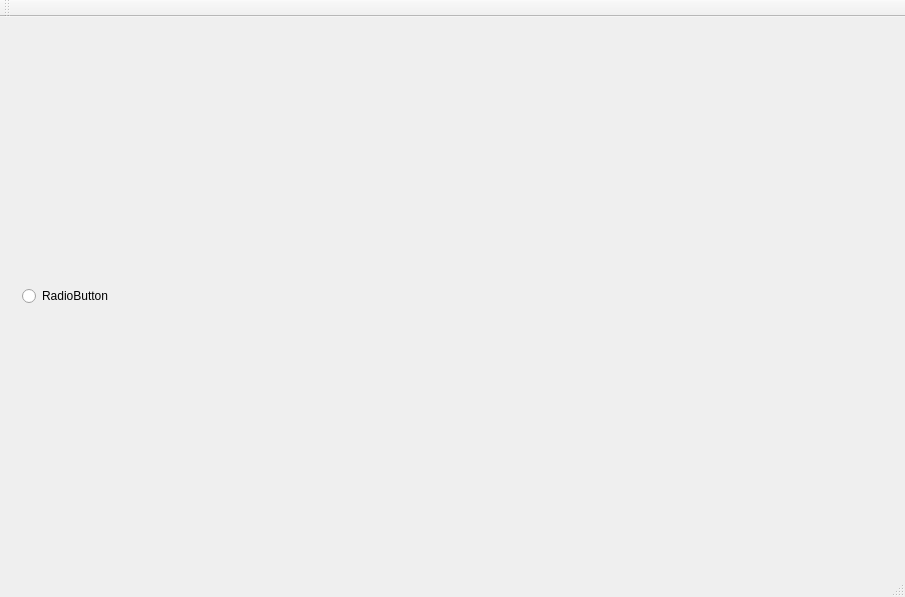
This is Qt_/Aplikacja_graficzna/MainWindow.ui in MichalMachura/MMWD as Qt 5 draws it before an edit. The edited form follows.
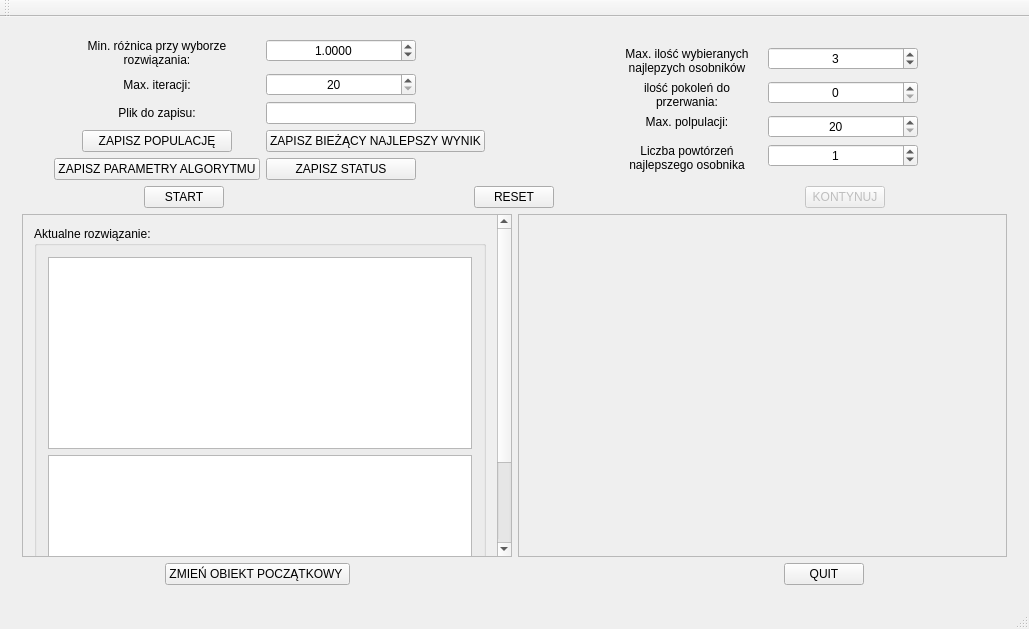
This is the edited form. The open tabs and pages were chosen to show the change.

Patch:
```diff
--- a/Qt_/Aplikacja_graficzna/MainWindow.ui
+++ b/Qt_/Aplikacja_graficzna/MainWindow.ui
@@ -6,17 +6,17 @@
    <rect>
     <x>0</x>
     <y>0</y>
-    <width>905</width>
-    <height>597</height>
+    <width>1029</width>
+    <height>629</height>
    </rect>
   </property>
   <property name="windowTitle">
    <string>MainWindow</string>
   </property>
   <widget class="QWidget" name="centralWidget">
-   <layout class="QVBoxLayout" name="verticalLayout_10">
+   <layout class="QVBoxLayout" name="verticalLayout_9">
     <item>
-     <widget class="QStackedWidget" name="stackedWidget">
+     <widget class="QStackedWidget" name="zmianaOkna">
       <property name="currentIndex">
        <number>0</number>
       </property>
@@ -811,11 +811,725 @@
       <widget class="QWidget" name="page_2">
        <layout class="QVBoxLayout" name="verticalLayout_12">
         <item>
-         <widget class="QRadioButton" name="radioButton">
-          <property name="text">
-           <string>RadioButton</string>
-          </property>
-         </widget>
+         <layout class="QHBoxLayout" name="horizontalLayout_6">
+          <item>
+           <layout class="QFormLayout" name="formLayout_7">
+            <property name="sizeConstraint">
+             <enum>QLayout::SetDefaultConstraint</enum>
+            </property>
+            <property name="fieldGrowthPolicy">
+             <enum>QFormLayout::AllNonFixedFieldsGrow</enum>
+            </property>
+            <property name="rowWrapPolicy">
+             <enum>QFormLayout::WrapLongRows</enum>
+            </property>
+            <property name="labelAlignment">
+             <set>Qt::AlignCenter</set>
+            </property>
+            <property name="formAlignment">
+             <set>Qt::AlignCenter</set>
+            </property>
+            <item row="0" column="0">
+             <widget class="QLabel" name="label_10">
+              <property name="sizePolicy">
+               <sizepolicy hsizetype="Maximum" vsizetype="Preferred">
+                <horstretch>0</horstretch>
+                <verstretch>0</verstretch>
+               </sizepolicy>
+              </property>
+              <property name="minimumSize">
+               <size>
+                <width>150</width>
+                <height>0</height>
+               </size>
+              </property>
+              <property name="text">
+               <string>Min. różnica przy wyborze rozwiązania:</string>
+              </property>
+              <property name="alignment">
+               <set>Qt::AlignCenter</set>
+              </property>
+              <property name="wordWrap">
+               <bool>true</bool>
+              </property>
+             </widget>
+            </item>
+            <item row="0" column="1">
+             <widget class="QDoubleSpinBox" name="minDiff">
+              <property name="sizePolicy">
+               <sizepolicy hsizetype="Maximum" vsizetype="Fixed">
+                <horstretch>0</horstretch>
+                <verstretch>0</verstretch>
+               </sizepolicy>
+              </property>
+              <property name="minimumSize">
+               <size>
+                <width>150</width>
+                <height>0</height>
+               </size>
+              </property>
+              <property name="alignment">
+               <set>Qt::AlignCenter</set>
+              </property>
+              <property name="decimals">
+               <number>4</number>
+              </property>
+              <property name="singleStep">
+               <double>0.010000000000000</double>
+              </property>
+              <property name="value">
+               <double>1.000000000000000</double>
+              </property>
+             </widget>
+            </item>
+            <item row="1" column="0">
+             <widget class="QLabel" name="label_13">
+              <property name="sizePolicy">
+               <sizepolicy hsizetype="Maximum" vsizetype="Preferred">
+                <horstretch>0</horstretch>
+                <verstretch>0</verstretch>
+               </sizepolicy>
+              </property>
+              <property name="minimumSize">
+               <size>
+                <width>150</width>
+                <height>0</height>
+               </size>
+              </property>
+              <property name="text">
+               <string>Max. iteracji:</string>
+              </property>
+              <property name="alignment">
+               <set>Qt::AlignCenter</set>
+              </property>
+              <property name="wordWrap">
+               <bool>true</bool>
+              </property>
+             </widget>
+            </item>
+            <item row="1" column="1">
+             <widget class="QSpinBox" name="maxIter">
+              <property name="sizePolicy">
+               <sizepolicy hsizetype="Maximum" vsizetype="Fixed">
+                <horstretch>0</horstretch>
+                <verstretch>0</verstretch>
+               </sizepolicy>
+              </property>
+              <property name="minimumSize">
+               <size>
+                <width>150</width>
+                <height>0</height>
+               </size>
+              </property>
+              <property name="alignment">
+               <set>Qt::AlignCenter</set>
+              </property>
+              <property name="minimum">
+               <number>20</number>
+              </property>
+              <property name="maximum">
+               <number>3000</number>
+              </property>
+             </widget>
+            </item>
+            <item row="2" column="0">
+             <widget class="QLabel" name="label_14">
+              <property name="sizePolicy">
+               <sizepolicy hsizetype="Maximum" vsizetype="Preferred">
+                <horstretch>0</horstretch>
+                <verstretch>0</verstretch>
+               </sizepolicy>
+              </property>
+              <property name="minimumSize">
+               <size>
+                <width>150</width>
+                <height>0</height>
+               </size>
+              </property>
+              <property name="text">
+               <string>Plik do zapisu:</string>
+              </property>
+              <property name="alignment">
+               <set>Qt::AlignCenter</set>
+              </property>
+              <property name="wordWrap">
+               <bool>true</bool>
+              </property>
+             </widget>
+            </item>
+            <item row="2" column="1">
+             <widget class="QLineEdit" name="file">
+              <property name="sizePolicy">
+               <sizepolicy hsizetype="Maximum" vsizetype="Fixed">
+                <horstretch>0</horstretch>
+                <verstretch>0</verstretch>
+               </sizepolicy>
+              </property>
+              <property name="minimumSize">
+               <size>
+                <width>150</width>
+                <height>0</height>
+               </size>
+              </property>
+              <property name="alignment">
+               <set>Qt::AlignCenter</set>
+              </property>
+             </widget>
+            </item>
+            <item row="3" column="0">
+             <widget class="QPushButton" name="savePopulation">
+              <property name="sizePolicy">
+               <sizepolicy hsizetype="Maximum" vsizetype="Fixed">
+                <horstretch>0</horstretch>
+                <verstretch>0</verstretch>
+               </sizepolicy>
+              </property>
+              <property name="minimumSize">
+               <size>
+                <width>150</width>
+                <height>0</height>
+               </size>
+              </property>
+              <property name="toolTipDuration">
+               <number>-4</number>
+              </property>
+              <property name="layoutDirection">
+               <enum>Qt::LeftToRight</enum>
+              </property>
+              <property name="autoFillBackground">
+               <bool>false</bool>
+              </property>
+              <property name="text">
+               <string>ZAPISZ POPULACJĘ</string>
+              </property>
+             </widget>
+            </item>
+            <item row="3" column="1">
+             <widget class="QPushButton" name="saveBest">
+              <property name="sizePolicy">
+               <sizepolicy hsizetype="Maximum" vsizetype="Fixed">
+                <horstretch>0</horstretch>
+                <verstretch>0</verstretch>
+               </sizepolicy>
+              </property>
+              <property name="minimumSize">
+               <size>
+                <width>150</width>
+                <height>0</height>
+               </size>
+              </property>
+              <property name="toolTipDuration">
+               <number>-4</number>
+              </property>
+              <property name="text">
+               <string>ZAPISZ BIEŻĄCY NAJLEPSZY WYNIK</string>
+              </property>
+             </widget>
+            </item>
+            <item row="4" column="0">
+             <widget class="QPushButton" name="saveAlgorithmParameters">
+              <property name="sizePolicy">
+               <sizepolicy hsizetype="Maximum" vsizetype="Fixed">
+                <horstretch>0</horstretch>
+                <verstretch>0</verstretch>
+               </sizepolicy>
+              </property>
+              <property name="minimumSize">
+               <size>
+                <width>150</width>
+                <height>0</height>
+               </size>
+              </property>
+              <property name="toolTipDuration">
+               <number>-4</number>
+              </property>
+              <property name="text">
+               <string>ZAPISZ PARAMETRY ALGORYTMU</string>
+              </property>
+             </widget>
+            </item>
+            <item row="4" column="1">
+             <widget class="QPushButton" name="saveStatus">
+              <property name="sizePolicy">
+               <sizepolicy hsizetype="Maximum" vsizetype="Fixed">
+                <horstretch>0</horstretch>
+                <verstretch>0</verstretch>
+               </sizepolicy>
+              </property>
+              <property name="minimumSize">
+               <size>
+                <width>150</width>
+                <height>0</height>
+               </size>
+              </property>
+              <property name="toolTipDuration">
+               <number>-4</number>
+              </property>
+              <property name="text">
+               <string>ZAPISZ STATUS</string>
+              </property>
+             </widget>
+            </item>
+           </layout>
+          </item>
+          <item>
+           <layout class="QFormLayout" name="formLayout_6">
+            <property name="labelAlignment">
+             <set>Qt::AlignCenter</set>
+            </property>
+            <property name="formAlignment">
+             <set>Qt::AlignCenter</set>
+            </property>
+            <item row="0" column="0">
+             <widget class="QLabel" name="label_12">
+              <property name="sizePolicy">
+               <sizepolicy hsizetype="Maximum" vsizetype="Preferred">
+                <horstretch>0</horstretch>
+                <verstretch>0</verstretch>
+               </sizepolicy>
+              </property>
+              <property name="minimumSize">
+               <size>
+                <width>150</width>
+                <height>0</height>
+               </size>
+              </property>
+              <property name="text">
+               <string>Max. ilość wybieranych najlepzych osobników</string>
+              </property>
+              <property name="textFormat">
+               <enum>Qt::PlainText</enum>
+              </property>
+              <property name="scaledContents">
+               <bool>false</bool>
+              </property>
+              <property name="alignment">
+               <set>Qt::AlignCenter</set>
+              </property>
+              <property name="wordWrap">
+               <bool>true</bool>
+              </property>
+             </widget>
+            </item>
+            <item row="0" column="1">
+             <widget class="QSpinBox" name="maxBest">
+              <property name="sizePolicy">
+               <sizepolicy hsizetype="Maximum" vsizetype="Fixed">
+                <horstretch>0</horstretch>
+                <verstretch>0</verstretch>
+               </sizepolicy>
+              </property>
+              <property name="minimumSize">
+               <size>
+                <width>150</width>
+                <height>0</height>
+               </size>
+              </property>
+              <property name="layoutDirection">
+               <enum>Qt::LeftToRight</enum>
+              </property>
+              <property name="wrapping">
+               <bool>false</bool>
+              </property>
+              <property name="alignment">
+               <set>Qt::AlignCenter</set>
+              </property>
+              <property name="minimum">
+               <number>2</number>
+              </property>
+              <property name="maximum">
+               <number>20</number>
+              </property>
+              <property name="value">
+               <number>3</number>
+              </property>
+             </widget>
+            </item>
+            <item row="1" column="0">
+             <widget class="QLabel" name="label_11">
+              <property name="sizePolicy">
+               <sizepolicy hsizetype="Maximum" vsizetype="Preferred">
+                <horstretch>0</horstretch>
+                <verstretch>0</verstretch>
+               </sizepolicy>
+              </property>
+              <property name="minimumSize">
+               <size>
+                <width>150</width>
+                <height>0</height>
+               </size>
+              </property>
+              <property name="text">
+               <string>ilość pokoleń do przerwania:</string>
+              </property>
+              <property name="textFormat">
+               <enum>Qt::PlainText</enum>
+              </property>
+              <property name="scaledContents">
+               <bool>false</bool>
+              </property>
+              <property name="alignment">
+               <set>Qt::AlignCenter</set>
+              </property>
+              <property name="wordWrap">
+               <bool>true</bool>
+              </property>
+             </widget>
+            </item>
+            <item row="1" column="1">
+             <widget class="QSpinBox" name="cycleSize">
+              <property name="sizePolicy">
+               <sizepolicy hsizetype="Maximum" vsizetype="Fixed">
+                <horstretch>0</horstretch>
+                <verstretch>0</verstretch>
+               </sizepolicy>
+              </property>
+              <property name="minimumSize">
+               <size>
+                <width>150</width>
+                <height>0</height>
+               </size>
+              </property>
+              <property name="layoutDirection">
+               <enum>Qt::LeftToRight</enum>
+              </property>
+              <property name="wrapping">
+               <bool>false</bool>
+              </property>
+              <property name="alignment">
+               <set>Qt::AlignCenter</set>
+              </property>
+             </widget>
+            </item>
+            <item row="2" column="0">
+             <widget class="QLabel" name="label_19">
+              <property name="sizePolicy">
+               <sizepolicy hsizetype="Maximum" vsizetype="Maximum">
+                <horstretch>0</horstretch>
+                <verstretch>0</verstretch>
+               </sizepolicy>
+              </property>
+              <property name="minimumSize">
+               <size>
+                <width>150</width>
+                <height>0</height>
+               </size>
+              </property>
+              <property name="text">
+               <string>Max. polpulacji:</string>
+              </property>
+              <property name="alignment">
+               <set>Qt::AlignCenter</set>
+              </property>
+             </widget>
+            </item>
+            <item row="2" column="1">
+             <widget class="QSpinBox" name="maxPopulation">
+              <property name="sizePolicy">
+               <sizepolicy hsizetype="Maximum" vsizetype="Fixed">
+                <horstretch>0</horstretch>
+                <verstretch>0</verstretch>
+               </sizepolicy>
+              </property>
+              <property name="minimumSize">
+               <size>
+                <width>150</width>
+                <height>0</height>
+               </size>
+              </property>
+              <property name="layoutDirection">
+               <enum>Qt::LeftToRight</enum>
+              </property>
+              <property name="wrapping">
+               <bool>false</bool>
+              </property>
+              <property name="alignment">
+               <set>Qt::AlignCenter</set>
+              </property>
+              <property name="minimum">
+               <number>20</number>
+              </property>
+              <property name="maximum">
+               <number>3000</number>
+              </property>
+             </widget>
+            </item>
+            <item row="3" column="0">
+             <widget class="QLabel" name="label_21">
+              <property name="sizePolicy">
+               <sizepolicy hsizetype="Maximum" vsizetype="Maximum">
+                <horstretch>0</horstretch>
+                <verstretch>0</verstretch>
+               </sizepolicy>
+              </property>
+              <property name="minimumSize">
+               <size>
+                <width>150</width>
+                <height>0</height>
+               </size>
+              </property>
+              <property name="layoutDirection">
+               <enum>Qt::LeftToRight</enum>
+              </property>
+              <property name="text">
+               <string>Liczba powtórzeń najlepszego osobnika</string>
+              </property>
+              <property name="textFormat">
+               <enum>Qt::AutoText</enum>
+              </property>
+              <property name="scaledContents">
+               <bool>false</bool>
+              </property>
+              <property name="alignment">
+               <set>Qt::AlignCenter</set>
+              </property>
+              <property name="wordWrap">
+               <bool>true</bool>
+              </property>
+              <property name="openExternalLinks">
+               <bool>false</bool>
+              </property>
+              <property name="textInteractionFlags">
+               <set>Qt::NoTextInteraction</set>
+              </property>
+             </widget>
+            </item>
+            <item row="3" column="1">
+             <widget class="QSpinBox" name="numberOfRepeat">
+              <property name="sizePolicy">
+               <sizepolicy hsizetype="Fixed" vsizetype="Fixed">
+                <horstretch>0</horstretch>
+                <verstretch>0</verstretch>
+               </sizepolicy>
+              </property>
+              <property name="minimumSize">
+               <size>
+                <width>150</width>
+                <height>0</height>
+               </size>
+              </property>
+              <property name="alignment">
+               <set>Qt::AlignCenter</set>
+              </property>
+              <property name="value">
+               <number>1</number>
+              </property>
+             </widget>
+            </item>
+           </layout>
+          </item>
+         </layout>
+        </item>
+        <item>
+         <layout class="QHBoxLayout" name="horizontalLayout_7">
+          <item alignment="Qt::AlignHCenter">
+           <widget class="QPushButton" name="startButton">
+            <property name="text">
+             <string>START</string>
+            </property>
+           </widget>
+          </item>
+          <item alignment="Qt::AlignHCenter">
+           <widget class="QPushButton" name="resetButton">
+            <property name="enabled">
+             <bool>true</bool>
+            </property>
+            <property name="text">
+             <string>RESET</string>
+            </property>
+           </widget>
+          </item>
+          <item alignment="Qt::AlignHCenter">
+           <widget class="QPushButton" name="continueButton">
+            <property name="enabled">
+             <bool>false</bool>
+            </property>
+            <property name="text">
+             <string>KONTYNUJ</string>
+            </property>
+            <property name="autoDefault">
+             <bool>false</bool>
+            </property>
+            <property name="default">
+             <bool>false</bool>
+            </property>
+            <property name="flat">
+             <bool>false</bool>
+            </property>
+           </widget>
+          </item>
+         </layout>
+        </item>
+        <item>
+         <layout class="QHBoxLayout" name="horizontalLayout_5">
+          <item>
+           <widget class="QScrollArea" name="scrollArea">
+            <property name="widgetResizable">
+             <bool>true</bool>
+            </property>
+            <widget class="QWidget" name="scrollAreaWidgetContents_2">
+             <property name="geometry">
+              <rect>
+               <x>0</x>
+               <y>0</y>
+               <width>474</width>
+               <height>441</height>
+              </rect>
+             </property>
+             <layout class="QVBoxLayout" name="verticalLayout_10">
+              <item>
+               <widget class="QGroupBox" name="the_best">
+                <property name="sizePolicy">
+                 <sizepolicy hsizetype="Preferred" vsizetype="Minimum">
+                  <horstretch>0</horstretch>
+                  <verstretch>0</verstretch>
+                 </sizepolicy>
+                </property>
+                <property name="title">
+                 <string>Aktualne rozwiązanie:</string>
+                </property>
+                <layout class="QVBoxLayout" name="verticalLayout_16">
+                 <item>
+                  <widget class="QGraphicsView" name="plotTheBest">
+                   <property name="sizePolicy">
+                    <sizepolicy hsizetype="Expanding" vsizetype="Fixed">
+                     <horstretch>0</horstretch>
+                     <verstretch>0</verstretch>
+                    </sizepolicy>
+                   </property>
+                   <property name="minimumSize">
+                    <size>
+                     <width>0</width>
+                     <height>150</height>
+                    </size>
+                   </property>
+                  </widget>
+                 </item>
+                 <item>
+                  <widget class="QTextBrowser" name="stringTheBest">
+                   <property name="sizePolicy">
+                    <sizepolicy hsizetype="Expanding" vsizetype="Expanding">
+                     <horstretch>0</horstretch>
+                     <verstretch>0</verstretch>
+                    </sizepolicy>
+                   </property>
+                   <property name="minimumSize">
+                    <size>
+                     <width>0</width>
+                     <height>150</height>
+                    </size>
+                   </property>
+                  </widget>
+                 </item>
+                </layout>
+               </widget>
+              </item>
+             </layout>
+            </widget>
+           </widget>
+          </item>
+          <item>
+           <widget class="QScrollArea" name="lista_chromosomow">
+            <property name="widgetResizable">
+             <bool>true</bool>
+            </property>
+            <widget class="QWidget" name="layout_listy">
+             <property name="geometry">
+              <rect>
+               <x>0</x>
+               <y>0</y>
+               <width>490</width>
+               <height>328</height>
+              </rect>
+             </property>
+             <layout class="QVBoxLayout" name="verticalLayout_15"/>
+            </widget>
+           </widget>
+          </item>
+         </layout>
+        </item>
+        <item>
+         <layout class="QHBoxLayout" name="horizontalLayout">
+          <item>
+           <spacer name="horizontalSpacer_10">
+            <property name="orientation">
+             <enum>Qt::Horizontal</enum>
+            </property>
+            <property name="sizeHint" stdset="0">
+             <size>
+              <width>40</width>
+              <height>20</height>
+             </size>
+            </property>
+           </spacer>
+          </item>
+          <item>
+           <widget class="QPushButton" name="changeStartObjectButton">
+            <property name="text">
+             <string>ZMIEŃ OBIEKT POCZĄTKOWY </string>
+            </property>
+           </widget>
+          </item>
+          <item>
+           <spacer name="horizontalSpacer_12">
+            <property name="orientation">
+             <enum>Qt::Horizontal</enum>
+            </property>
+            <property name="sizeHint" stdset="0">
+             <size>
+              <width>40</width>
+              <height>20</height>
+             </size>
+            </property>
+           </spacer>
+          </item>
+          <item>
+           <spacer name="horizontalSpacer_13">
+            <property name="orientation">
+             <enum>Qt::Horizontal</enum>
+            </property>
+            <property name="sizeHint" stdset="0">
+             <size>
+              <width>40</width>
+              <height>20</height>
+             </size>
+            </property>
+           </spacer>
+          </item>
+          <item>
+           <spacer name="horizontalSpacer_9">
+            <property name="orientation">
+             <enum>Qt::Horizontal</enum>
+            </property>
+            <property name="sizeHint" stdset="0">
+             <size>
+              <width>40</width>
+              <height>20</height>
+             </size>
+            </property>
+           </spacer>
+          </item>
+          <item>
+           <widget class="QPushButton" name="quitButton">
+            <property name="text">
+             <string>QUIT</string>
+            </property>
+           </widget>
+          </item>
+          <item>
+           <spacer name="horizontalSpacer_11">
+            <property name="orientation">
+             <enum>Qt::Horizontal</enum>
+            </property>
+            <property name="sizeHint" stdset="0">
+             <size>
+              <width>40</width>
+              <height>20</height>
+             </size>
+            </property>
+           </spacer>
+          </item>
+         </layout>
         </item>
        </layout>
       </widget>
```
Left out of the diff: 414 changed lines with no effect on the pictures.
